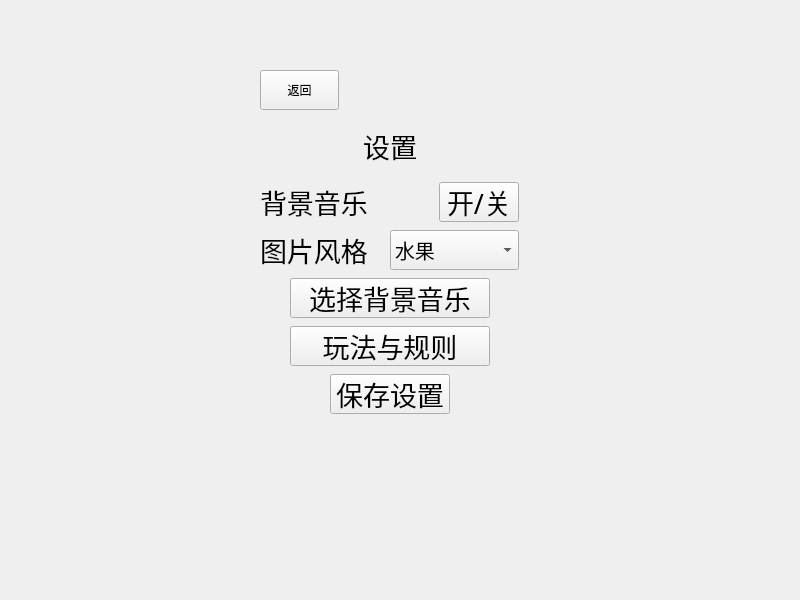
First picture: the form in set_ui.ui, repository hjwforever/LinkGame, before the edit.
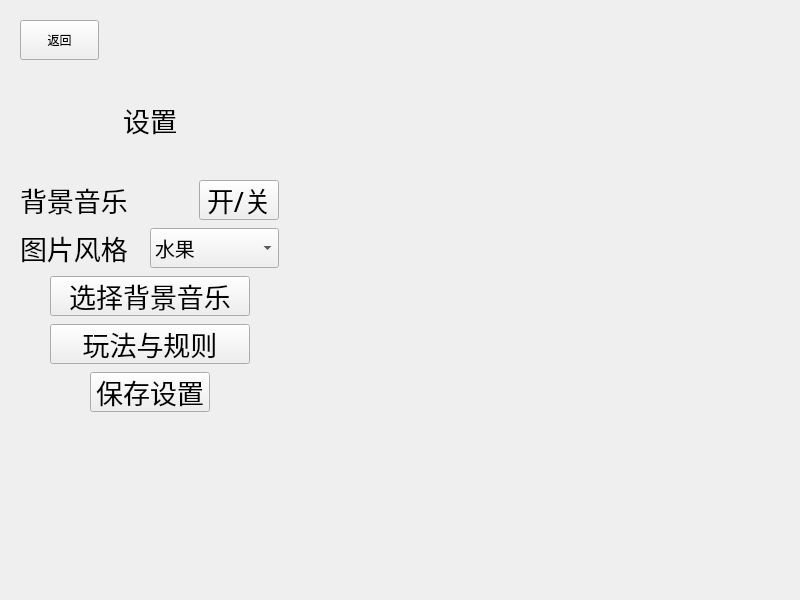
Second picture: the form after the edit.

Commit message: 胡江浩修改了set_ui的关闭按钮等

```diff
--- a/set_ui.ui
+++ b/set_ui.ui
@@ -14,13 +14,13 @@
    <string>MainWindow</string>
   </property>
   <widget class="QWidget" name="centralwidget">
-   <widget class="QWidget" name="">
+   <widget class="QWidget" name="layoutWidget">
     <property name="geometry">
      <rect>
-      <x>260</x>
-      <y>70</y>
+      <x>20</x>
+      <y>20</y>
       <width>259</width>
-      <height>344</height>
+      <height>392</height>
      </rect>
     </property>
     <layout class="QVBoxLayout" name="verticalLayout">
```
Left out of the diff: 2 changed lines with no effect on the pictures. The commit also changes 4 other files.
